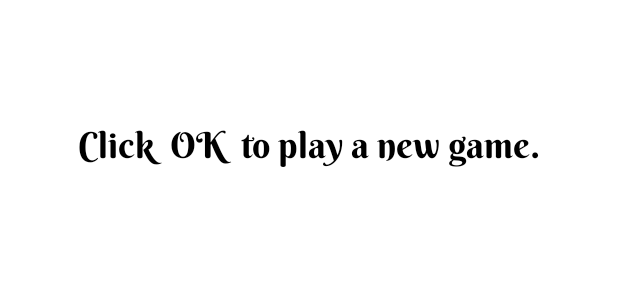
After one commit to EmmanuelEO/GemQuestApp, an Android app: the layout message_layout.xml on its own in the app's theme, with its tools: preview values and no code run, on a phone screen of 412 x 824 dp. The commit adds this screen. Shown: the top 300 px of the screen. Run offline under Robolectric (Android 15) with nearby library versions, the phone set to English and light mode, and no system bars; Roboto replaces fonts that are not available here.

Commit message:
Finished up the bonus features implementation of the Game app.

```diff
--- a/app/src/main/res/anim/fade_in.xml
+++ b/app/src/main/res/anim/fade_in.xml
@@ -1,5 +1,5 @@
 <set xmlns:android="http://schemas.android.com/apk/res/android"
-     android:fillAfter="true">
+    android:fillAfter="true">
 
     <alpha
         android:duration="2000"
--- /dev/null
+++ b/app/src/main/res/layout/message_layout.xml
@@ -0,0 +1,23 @@
+<?xml version="1.0" encoding="utf-8"?>
+<RelativeLayout xmlns:android="http://schemas.android.com/apk/res/android"
+    xmlns:app="http://schemas.android.com/apk/res-auto"
+    android:layout_width="match_parent"
+    android:layout_height="match_parent">
+
+    <TextView
+        android:id="@+id/textView9"
+        android:layout_width="397dp"
+        android:layout_height="98dp"
+        android:layout_alignParentStart="true"
+        android:layout_alignParentTop="true"
+        android:layout_alignParentEnd="true"
+        android:layout_marginStart="6dp"
+        android:layout_marginTop="81dp"
+        android:layout_marginEnd="7dp"
+        android:fontFamily="@font/berkshire_swash"
+        android:text="Click  OK  to play a new game."
+        android:textAlignment="center"
+        android:textColor="#000000"
+        android:textSize="24sp"
+        android:textStyle="bold" />
+</RelativeLayout>
```
Also changed, not shown: app/src/main/java/ca/cmpt276/as3/GameActivity.java (+49 -26 lines), app/src/main/java/ca/cmpt276/as3/MessageFragment.java (added, +38 -0 lines), app/src/main/res/anim/lefttoright1.xml (+4 -4 lines), app/src/main/res/anim/lefttoright2.xml (+4 -4 lines), app/src/main/res/anim/slide_down.xml (+4 -4 lines), app/src/main/res/drawable/congrats.png (added), 2 other files.
